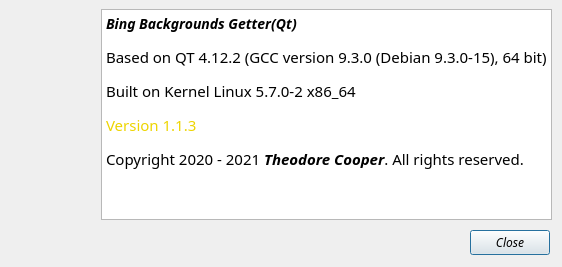
Before: the Qt Designer form form/about.ui in the0cp/Bing-Wallpaper-GUI, drawn with Qt 5.
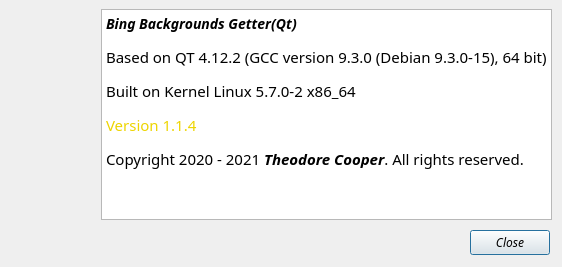
After: the same form once the commit is applied. Icons and pictures are not drawn.

Diff of the .ui file:
```diff
--- a/form/about.ui
+++ b/form/about.ui
@@ -52,7 +52,7 @@
 &lt;h3 style=&quot; margin-top:14px; margin-bottom:12px; margin-left:0px; margin-right:0px; -qt-block-indent:0; text-indent:0px;&quot;&gt;&lt;a name=&quot;write&quot;&gt;&lt;/a&gt;&lt;span style=&quot; font-family:'Cantarell'; font-size:large; font-weight:600;&quot;&gt;B&lt;/span&gt;&lt;span style=&quot; font-family:'Cantarell'; font-size:large; font-weight:600;&quot;&gt;ing Backgrounds Getter(Qt)&lt;/span&gt;&lt;/h3&gt;
 &lt;p style=&quot; margin-top:12px; margin-bottom:12px; margin-left:0px; margin-right:0px; -qt-block-indent:0; text-indent:0px;&quot;&gt;&lt;span style=&quot; font-family:'Cantarell'; font-style:normal;&quot;&gt;Based on QT 4.12.2 (GCC version 9.3.0 (Debian 9.3.0-15), 64 bit)&lt;/span&gt;&lt;/p&gt;
 &lt;p style=&quot; margin-top:12px; margin-bottom:12px; margin-left:0px; margin-right:0px; -qt-block-indent:0; text-indent:0px;&quot;&gt;&lt;span style=&quot; font-family:'Cantarell'; font-style:normal;&quot;&gt;Built on Kernel Linux 5.7.0-2 x86_64&lt;/span&gt;&lt;/p&gt;
-&lt;p style=&quot; margin-top:12px; margin-bottom:12px; margin-left:0px; margin-right:0px; -qt-block-indent:0; text-indent:0px;&quot;&gt;&lt;span style=&quot; font-family:'Cantarell'; font-style:normal; color:#edd400;&quot;&gt;Version 1.1.3&lt;/span&gt;&lt;/p&gt;
+&lt;p style=&quot; margin-top:12px; margin-bottom:12px; margin-left:0px; margin-right:0px; -qt-block-indent:0; text-indent:0px;&quot;&gt;&lt;span style=&quot; font-family:'Cantarell'; font-style:normal; color:#edd400;&quot;&gt;Version 1.1.4&lt;/span&gt;&lt;/p&gt;
 &lt;p style=&quot; margin-top:12px; margin-bottom:12px; margin-left:0px; margin-right:0px; -qt-block-indent:0; text-indent:0px;&quot;&gt;&lt;span style=&quot; font-family:'Cantarell'; font-style:normal;&quot;&gt;Copyright 2020 - 2021 &lt;/span&gt;&lt;span style=&quot; font-family:'Cantarell'; font-weight:600;&quot;&gt;Theodore Cooper&lt;/span&gt;&lt;span style=&quot; font-family:'Cantarell'; font-style:normal;&quot;&gt;. All rights reserved.&lt;/span&gt;&lt;/p&gt;
 &lt;p style=&quot; margin-top:12px; margin-bottom:12px; margin-left:0px; margin-right:0px; -qt-block-indent:0; text-indent:0px;&quot;&gt;&lt;span style=&quot; font-family:'Cantarell'; font-style:normal;&quot;&gt; &lt;/span&gt;&lt;/p&gt;&lt;/body&gt;&lt;/html&gt;</string>
    </property>
```
